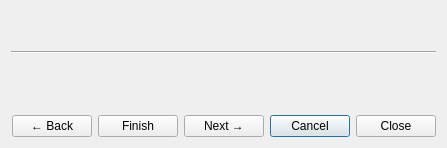
This is widgets/commands.ui in xmpp-graveyard/jabbim as Qt 5 draws it before an edit. The edited form follows.
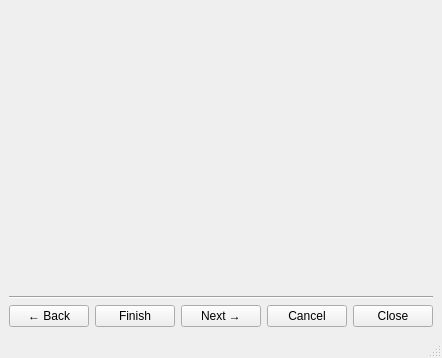
This is the edited form.

Commit message: scrollbar v adhoc + adhoc jako mainWIndow

```diff
--- a/widgets/commands.ui
+++ b/widgets/commands.ui
@@ -1,20 +1,33 @@
 <ui version="4.0" >
  <class>Dialog</class>
- <widget class="QDialog" name="Dialog" >
+ <widget class="QMainWindow" name="Dialog" >
   <property name="geometry" >
    <rect>
     <x>0</x>
     <y>0</y>
-    <width>447</width>
-    <height>148</height>
+    <width>436</width>
+    <height>358</height>
    </rect>
   </property>
   <property name="windowTitle" >
    <string>Extra action</string>
   </property>
+  <widget class="QWidget" name="centralwidget" >
   <layout class="QGridLayout" >
-   <item row="5" column="0" >
+    <property name="margin" >
+     <number>9</number>
+    </property>
+    <property name="spacing" >
+     <number>6</number>
+    </property>
+    <item row="1" column="0" >
     <layout class="QGridLayout" >
+      <property name="margin" >
+       <number>0</number>
+      </property>
+      <property name="spacing" >
+       <number>6</number>
+      </property>
      <item row="0" column="4" >
       <widget class="QPushButton" name="cancel" >
        <property name="text" >
@@ -65,8 +78,14 @@
      </item>
     </layout>
    </item>
-   <item rowspan="3" row="0" column="0" >
+    <item row="0" column="0" >
     <layout class="QVBoxLayout" >
+      <property name="margin" >
+       <number>0</number>
+      </property>
+      <property name="spacing" >
+       <number>6</number>
+      </property>
      <item>
       <widget class="QLabel" name="label" >
        <property name="text" >
@@ -93,23 +112,9 @@
      </item>
     </layout>
    </item>
-   <item row="3" column="0" >
-    <layout class="QGridLayout" />
-   </item>
-   <item row="4" column="0" >
-    <spacer>
-     <property name="orientation" >
-      <enum>Qt::Vertical</enum>
-     </property>
-     <property name="sizeHint" >
-      <size>
-       <width>20</width>
-       <height>40</height>
-      </size>
-     </property>
-    </spacer>
-   </item>
-  </layout>
+   </layout>
+  </widget>
+  <widget class="QStatusBar" name="statusbar" />
  </widget>
  <resources/>
  <connections>
```
Left out of the diff: 19 changed lines with no effect on the pictures. Lines whose indentation alone changed are shown as unchanged. The commit also changes 3 other files.
